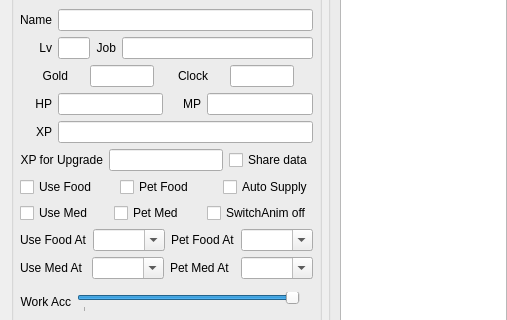
First picture: the form in CGAssistant/playerform.ui, repository hzqst/CGAssistant, before the edit; both pictures show x 0 to 507 and y 96 to 416 of the 727 by 544 pixel window.
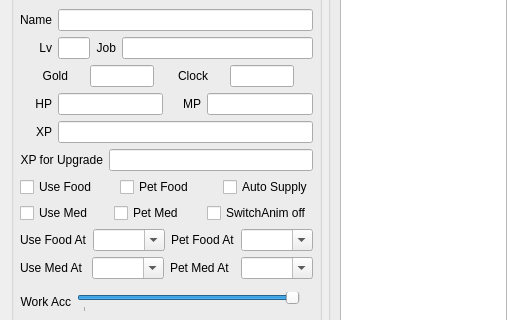
Second picture: the form after the edit.

Patch:
```diff
--- a/CGAssistant/playerform.ui
+++ b/CGAssistant/playerform.ui
@@ -546,25 +546,6 @@
           </property>
          </widget>
         </item>
-        <item>
-         <widget class="QCheckBox" name="checkBox_shareData">
-          <property name="enabled">
-           <bool>true</bool>
-          </property>
-          <property name="toolTip">
-           <string>Share non-sensitive data to help CGAssistant works better</string>
-          </property>
-          <property name="text">
-           <string>Share data</string>
-          </property>
-          <property name="checkable">
-           <bool>true</bool>
-          </property>
-          <property name="tristate">
-           <bool>false</bool>
-          </property>
-         </widget>
-        </item>
        </layout>
       </item>
       <item>
```
